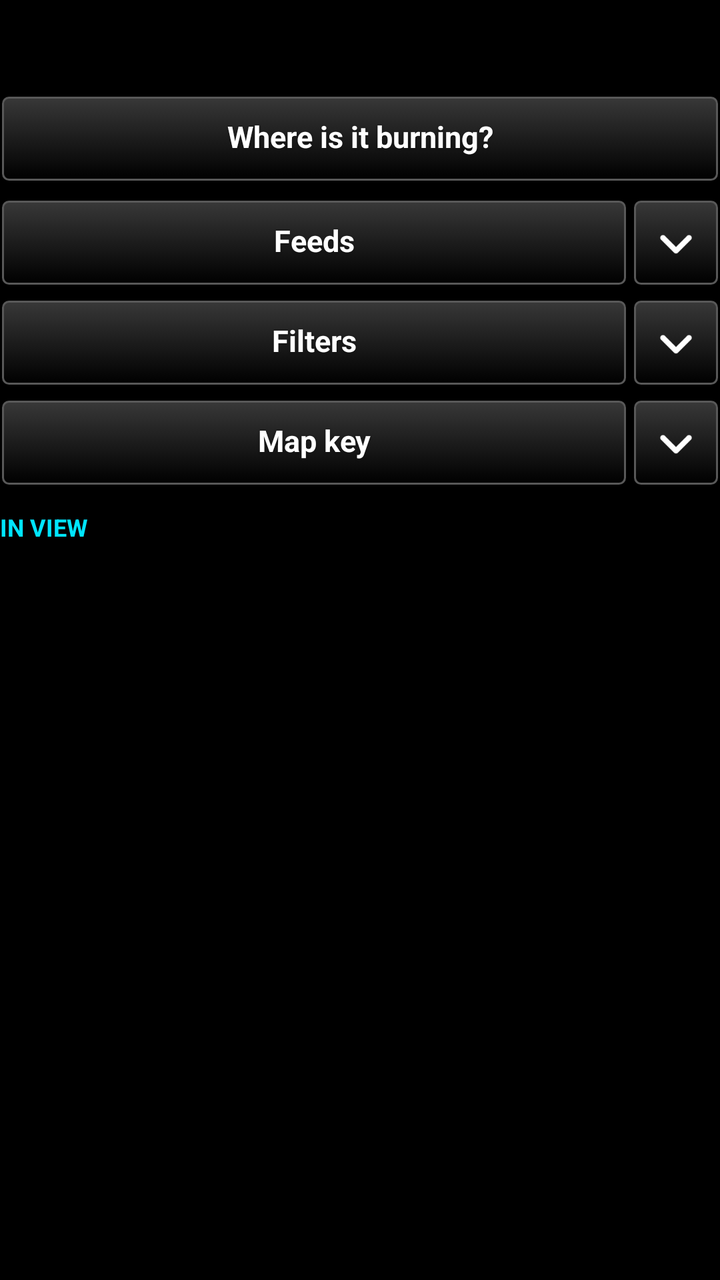
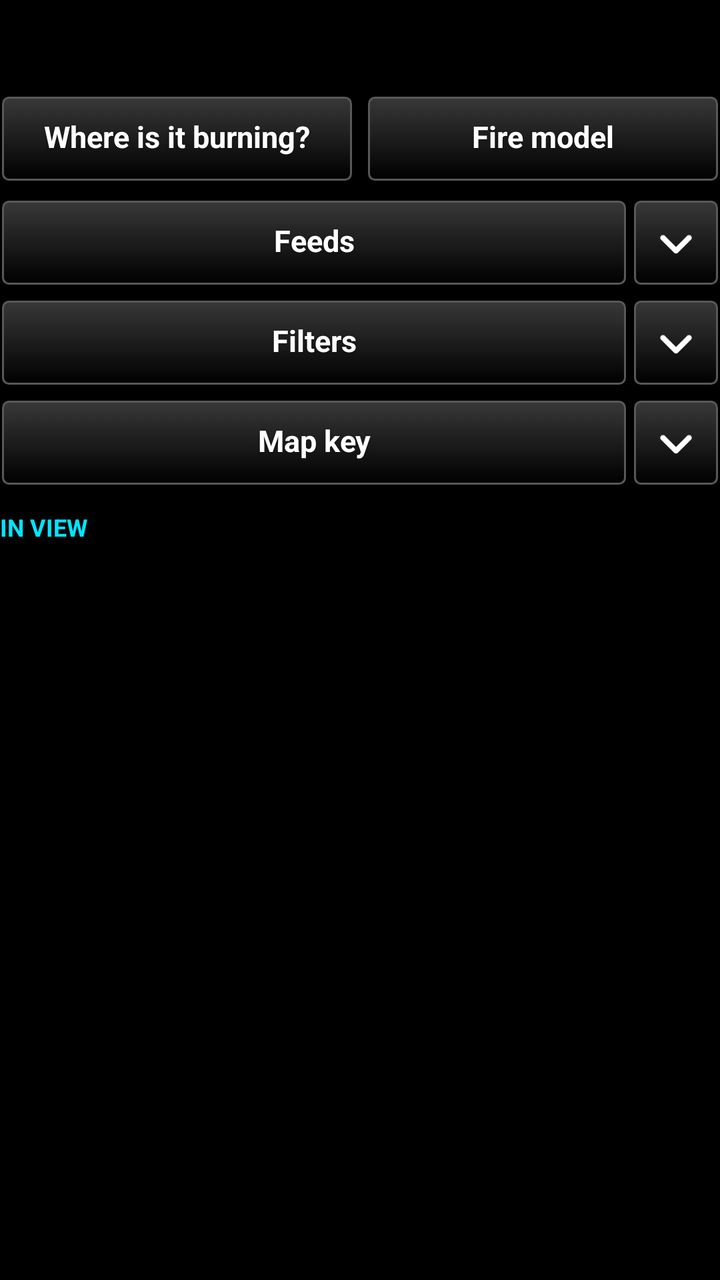

Compare the two renders of this Android layout. The source of the first and the diff that turns it into the second are given below.
<!-- AndroidManifest.xml: application theme AppTheme -->
<!-- res/layout/pane_header.xml -->
<?xml version="1.0" encoding="utf-8"?>
<LinearLayout xmlns:android="http://schemas.android.com/apk/res/android"
    android:layout_width="match_parent"
    android:layout_height="wrap_content"
    android:orientation="vertical"
    android:paddingTop="4dp">

    <TextView
        android:id="@+id/status"
        android:layout_width="match_parent"
        android:layout_height="wrap_content"
        android:textSize="14sp"
        android:textColor="#FFFFFF"
        android:paddingBottom="2dp" />

    <TextView
        android:id="@+id/status_detail"
        android:layout_width="match_parent"
        android:layout_height="wrap_content"
        android:textSize="12sp"
        android:textColor="#BBBBBB"
        android:paddingBottom="6dp" />

    
    <Button
        android:id="@+id/btn_activity"
        style="@style/TakwerxButton"
        android:layout_width="match_parent"
        android:layout_height="wrap_content"
        android:layout_marginBottom="2dp"
        android:text="Where is it burning?" />

    
    <LinearLayout
        android:layout_width="match_parent"
        android:layout_height="wrap_content"
        android:orientation="horizontal"
        android:gravity="center_vertical"
        android:layout_marginTop="6dp">
        <Button
            android:id="@+id/fold_feeds_head"
            style="@style/TakwerxButton"
            android:layout_width="0dp"
            android:layout_weight="1"
            android:layout_height="wrap_content"
            android:text="Feeds" />
        <ImageButton
            android:id="@+id/fold_feeds_chev"
            style="@style/TakwerxIconButton"
            android:layout_width="44dp"
            android:layout_weight="0"
            android:layout_marginRight="0dp"
            android:contentDescription="Show feeds"
            android:src="@drawable/ic_expand" />
    </LinearLayout>
    
    <LinearLayout
        android:id="@+id/source_buttons"
        android:layout_width="match_parent"
        android:layout_height="wrap_content"
        android:orientation="vertical"
        android:paddingTop="4dp"
        android:paddingBottom="4dp"
        android:visibility="gone" />

    
    <LinearLayout
        android:layout_width="match_parent"
        android:layout_height="wrap_content"
        android:orientation="horizontal"
        android:gravity="center_vertical"
        android:layout_marginTop="6dp">
        <Button
            android:id="@+id/fold_filters_head"
            style="@style/TakwerxButton"
            android:layout_width="0dp"
            android:layout_weight="1"
            android:layout_height="wrap_content"
            android:text="Filters" />
        <ImageButton
            android:id="@+id/fold_filters_chev"
            style="@style/TakwerxIconButton"
            android:layout_width="44dp"
            android:layout_weight="0"
            android:layout_marginRight="0dp"
            android:contentDescription="Show filters"
            android:src="@drawable/ic_expand" />
    </LinearLayout>
    <LinearLayout
        android:id="@+id/fold_filters_body"
        android:layout_width="match_parent"
        android:layout_height="wrap_content"
        android:orientation="vertical"
        android:paddingTop="4dp"
        android:paddingBottom="4dp"
        android:visibility="gone">

        
        <Button
            android:id="@+id/btn_area"
            style="@style/TakwerxButton"
            android:layout_width="match_parent"
            android:layout_height="wrap_content"
            android:text="Area: What is in view" />

        <LinearLayout
            android:layout_width="match_parent"
            android:layout_height="wrap_content"
            android:orientation="horizontal"
            android:paddingTop="6dp">
            <Button
                android:id="@+id/btn_window"
                style="@style/TakwerxButton"
                android:layout_width="0dp"
                android:layout_weight="1"
                android:layout_height="wrap_content"
                android:text="Last 24 h" />
            <Button
                android:id="@+id/btn_confidence"
                style="@style/TakwerxButton"
                android:layout_width="0dp"
                android:layout_weight="1"
                android:layout_height="wrap_content"
                android:layout_marginLeft="6dp"
                android:text="Any confidence" />
        </LinearLayout>

        <LinearLayout
            android:layout_width="match_parent"
            android:layout_height="wrap_content"
            android:orientation="horizontal"
            android:paddingTop="6dp">
            <Button
                android:id="@+id/btn_industrial"
                style="@style/TakwerxButton"
                android:layout_width="0dp"
                android:layout_weight="1"
                android:layout_height="wrap_content"
                android:text="Industrial flagged" />
            <Button
                android:id="@+id/btn_refresh_every"
                style="@style/TakwerxButton"
                android:layout_width="0dp"
                android:layout_weight="1"
                android:layout_height="wrap_content"
                android:layout_marginLeft="6dp"
                android:text="Refresh: 10 min" />
        </LinearLayout>

        <Button
            android:id="@+id/btn_refresh"
            style="@style/TakwerxButton"
            android:layout_width="match_parent"
            android:layout_height="wrap_content"
            android:layout_marginTop="6dp"
            android:text="Refresh now" />
    </LinearLayout>

    
    <LinearLayout
        android:layout_width="match_parent"
        android:layout_height="wrap_content"
        android:orientation="horizontal"
        android:gravity="center_vertical"
        android:layout_marginTop="6dp">
        <Button
            android:id="@+id/fold_key_head"
            style="@style/TakwerxButton"
            android:layout_width="0dp"
            android:layout_weight="1"
            android:layout_height="wrap_content"
            android:text="Map key" />
        <ImageButton
            android:id="@+id/fold_key_chev"
            style="@style/TakwerxIconButton"
            android:layout_width="44dp"
            android:layout_weight="0"
            android:layout_marginRight="0dp"
            android:contentDescription="Show map key"
            android:src="@drawable/ic_expand" />
    </LinearLayout>
    
    <LinearLayout
        android:id="@+id/legend"
        android:layout_width="match_parent"
        android:layout_height="wrap_content"
        android:orientation="vertical"
        android:paddingTop="6dp"
        android:paddingBottom="4dp"
        android:visibility="gone" />

    <TextView
        android:id="@+id/list_heading"
        android:layout_width="match_parent"
        android:layout_height="wrap_content"
        style="@style/TakwerxSectionHeading"
        android:text="In view" />
</LinearLayout>
<!-- resources referenced by this layout -->
<resources>
  <style name="TakwerxButton" parent="@style/darkButton">
          <item name="android:paddingLeft">12dp</item>
          <item name="android:paddingRight">12dp</item>
          <item name="android:paddingTop">6dp</item>
          <item name="android:paddingBottom">8dp</item>
          <item name="android:minHeight">44dp</item>
          <item name="android:minWidth">0dp</item>
          <item name="android:textSize">15sp</item>
          <item name="android:singleLine">true</item>
          <item name="android:ellipsize">end</item>
      </style>
  <style name="TakwerxIconButton">
          <item name="android:layout_width">0dp</item>
          <item name="android:layout_weight">1</item>
          <item name="android:layout_height">44dp</item>
          <item name="android:layout_marginLeft">2dp</item>
          <item name="android:layout_marginRight">2dp</item>
          <item name="android:background">@drawable/btn_gray</item>
          <item name="android:scaleType">centerInside</item>
          <item name="android:padding">9dp</item>
      </style>
  <style name="TakwerxSectionHeading">
          <item name="android:textSize">12sp</item>
          <item name="android:textAllCaps">true</item>
          <item name="android:textStyle">bold</item>
          <item name="android:textColor">#00E5FF</item>
          <item name="android:paddingTop">12dp</item>
          <item name="android:paddingBottom">2dp</item>
      </style>
  <style name="AppTheme" parent="@android:style/Theme.Holo">
          <item name="android:buttonStyle">@android:style/Widget.Button</item>
          <item name="android:imageButtonStyle">@android:style/Widget.Button</item>
          <item name="android:buttonStyleToggle">@android:style/Widget.Button</item>
          <item name="android:spinnerStyle">@style/ATAKSpinner</item>
          <item name="android:spinnerItemStyle">@style/ATAKSpinnerItem</item>
          <item name="android:editTextStyle">@style/ATAKEditText</item>
      </style>
  <style name="darkButton" parent="@android:style/Widget.Button">
          <item name="android:background">@drawable/btn_gray</item>
          <item name="android:shadowColor">@color/darker_gray</item>
          <item name="android:shadowDy">1</item>
          <item name="android:shadowRadius">2</item>
          <item name="android:textColor">@color/white</item>
          <item name="android:textStyle">bold</item>
          <item name="android:paddingTop">0dp</item>
          <item name="android:paddingBottom">3dp</item>
          <item name="android:textSize">@dimen/fontSize</item>
      </style>
  <style name="ATAKSpinner" parent="@android:style/Widget.Spinner">
          <item name="android:spinnerMode">dialog</item>
      </style>
  <style name="ATAKSpinnerItem">
          <item name="android:textColor">@android:color/white</item>
          <item name="android:dropDownVerticalOffset">0dip</item>
          <item name="android:dropDownHorizontalOffset">0dip</item>
          <item name="android:dropDownWidth">wrap_content</item>
          <item name="android:gravity">left|center_vertical</item>
      </style>
  <style name="ATAKEditText" parent="@android:style/Widget.EditText">
          
          
  
          
          <item name="android:imeOptions">flagNoFullscreen</item>
      </style>
  <color name="darker_gray">#121212</color>
  <color name="white">#ffffff</color>
  <dimen name="fontSize">14sp</dimen>
  <!-- drawable new_dark_button_disabled (drawable) -->
  <?xml version="1.0" encoding="utf-8"?>
  <layer-list xmlns:android="http://schemas.android.com/apk/res/android">
      <item android:bottom="1dp" android:right="1dp" android:left="1dp" android:top="1dp">
          <shape android:shape="rectangle">
              <corners android:radius="3dp" />
              <stroke
                  android:width="1dp"
                  android:color="#484848" />
              <solid android:color="#484848" />
          </shape>
      </item>
  </layer-list>
  <!-- unchanged entries left out for length: 4 -->
</resources>

<!-- the commit's change to res/layout/pane_header.xml (unified diff, before → after) -->
@@ -22,13 +22,27 @@
         android:paddingBottom="6dp" />
 
     
-    <Button
-        android:id="@+id/btn_activity"
-        style="@style/TakwerxButton"
-        android:layout_width="match_parent"
-        android:layout_height="wrap_content"
-        android:layout_marginBottom="2dp"
-        android:text="Where is it burning?" />
+    <LinearLayout
+        android:layout_width="match_parent"
+        android:layout_height="wrap_content"
+        android:orientation="horizontal"
+        android:layout_marginBottom="2dp">
+        <Button
+            android:id="@+id/btn_activity"
+            style="@style/TakwerxButton"
+            android:layout_width="0dp"
+            android:layout_weight="1"
+            android:layout_height="wrap_content"
+            android:text="Where is it burning?" />
+        <Button
+            android:id="@+id/btn_model"
+            style="@style/TakwerxButton"
+            android:layout_width="0dp"
+            android:layout_weight="1"
+            android:layout_height="wrap_content"
+            android:layout_marginLeft="6dp"
+            android:text="Fire model" />
+    </LinearLayout>
 
     
     <LinearLayout
